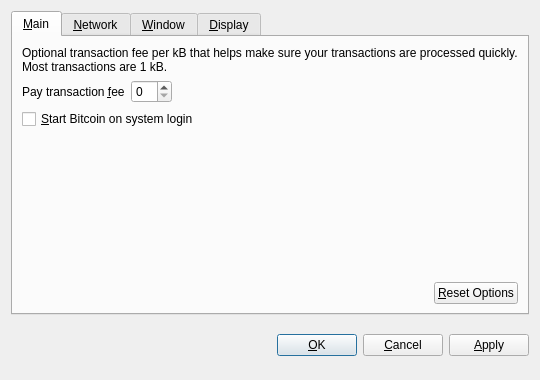
Qt form src/qt/forms/optionsdialog.ui (chadinu/coinasta) before a commit.
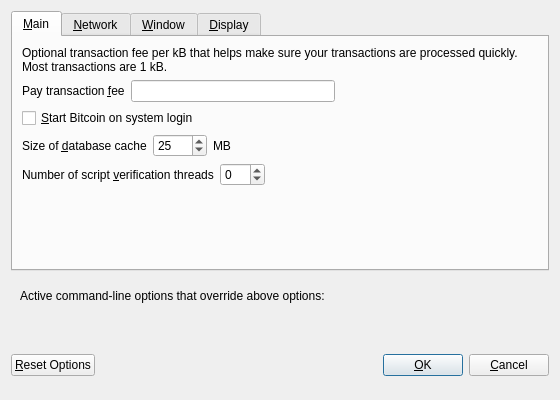
The same form after that commit. Custom widgets are drawn as their Qt base class.

```diff
--- a/src/qt/forms/optionsdialog.ui
+++ b/src/qt/forms/optionsdialog.ui
@@ -6,8 +6,8 @@
    <rect>
     <x>0</x>
     <y>0</y>
-    <width>540</width>
-    <height>380</height>
+    <width>560</width>
+    <height>400</height>
    </rect>
   </property>
   <property name="windowTitle">
@@ -19,9 +19,6 @@
   <layout class="QVBoxLayout" name="verticalLayout">
    <item>
     <widget class="QTabWidget" name="tabWidget">
-     <property name="tabPosition">
-      <enum>QTabWidget::North</enum>
-     </property>
      <property name="currentIndex">
       <number>0</number>
      </property>
@@ -86,21 +83,44 @@
          </property>
         </widget>
        </item>
-       <item>
-        <spacer name="verticalSpacer_Main">
-         <property name="orientation">
-          <enum>Qt::Vertical</enum>
-         </property>
-         <property name="sizeHint" stdset="0">
-          <size>
-           <width>20</width>
-           <height>40</height>
-          </size>
-         </property>
-        </spacer>
-       </item>
        <item>
         <layout class="QHBoxLayout" name="horizontalLayout_2_Main">
+         <item>
+          <widget class="QLabel" name="databaseCacheLabel">
+           <property name="text">
+            <string>Size of &amp;database cache</string>
+           </property>
+           <property name="textFormat">
+            <enum>Qt::PlainText</enum>
+           </property>
+           <property name="buddy">
+            <cstring>databaseCache</cstring>
+           </property>
+          </widget>
+         </item>
+         <item>
+          <widget class="QSpinBox" name="databaseCache">
+           <property name="toolTip">
+            <string>Set database cache size in megabytes (default: 25)</string>
+           </property>
+           <property name="maximum">
+            <number>1024</number>
+           </property>
+           <property name="value">
+            <number>25</number>
+           </property>
+          </widget>
+         </item>
+         <item>
+          <widget class="QLabel" name="databaseCacheUnitLabel">
+           <property name="text">
+            <string>MB</string>
+           </property>
+           <property name="textFormat">
+            <enum>Qt::PlainText</enum>
+           </property>
+          </widget>
+         </item>
          <item>
           <spacer name="horizontalSpacer_2_Main">
            <property name="orientation">
@@ -114,21 +134,64 @@
            </property>
           </spacer>
          </item>
+        </layout>
+       </item>
+       <item>
+        <layout class="QHBoxLayout" name="horizontalLayout_3_Main">
          <item>
-          <widget class="QPushButton" name="resetButton">
-           <property name="toolTip">
-            <string>Reset all client options to default.</string>
-           </property>
+          <widget class="QLabel" name="threadsScriptVerifLabel">
            <property name="text">
-            <string>&amp;Reset Options</string>
+            <string>Number of script &amp;verification threads</string>
            </property>
-           <property name="autoDefault">
-            <bool>false</bool>
+           <property name="textFormat">
+            <enum>Qt::PlainText</enum>
            </property>
+           <property name="buddy">
+            <cstring>threadsScriptVerif</cstring>
+           </property>
           </widget>
          </item>
+         <item>
+          <widget class="QSpinBox" name="threadsScriptVerif">
+           <property name="toolTip">
+            <string>Set the number of script verification threads (up to 16, 0 = auto, &lt;0 = leave that many cores free, default: 0)</string>
+           </property>
+           <property name="minimum">
+            <number>-16</number>
+           </property>
+           <property name="maximum">
+            <number>16</number>
+           </property>
+          </widget>
+         </item>
+         <item>
+          <spacer name="horizontalSpacer_3_Main">
+           <property name="orientation">
+            <enum>Qt::Horizontal</enum>
+           </property>
+           <property name="sizeHint" stdset="0">
+            <size>
+             <width>40</width>
+             <height>20</height>
+            </size>
+           </property>
+          </spacer>
+         </item>
         </layout>
        </item>
+       <item>
+        <spacer name="verticalSpacer_Main">
+         <property name="orientation">
+          <enum>Qt::Vertical</enum>
+         </property>
+         <property name="sizeHint" stdset="0">
+          <size>
+           <width>20</width>
+           <height>40</height>
+          </size>
+         </property>
+        </spacer>
+       </item>
       </layout>
      </widget>
      <widget class="QWidget" name="tabNetwork">
@@ -149,15 +212,15 @@
        <item>
         <widget class="QCheckBox" name="connectSocks">
          <property name="toolTip">
-          <string>Connect to the Bitcoin network through a SOCKS proxy (e.g. when connecting through Tor).</string>
+          <string>Connect to the Bitcoin network through a SOCKS proxy.</string>
          </property>
          <property name="text">
-          <string>&amp;Connect through SOCKS proxy:</string>
+          <string>&amp;Connect through SOCKS proxy (default proxy):</string>
          </property>
         </widget>
        </item>
        <item>
-        <layout class="QHBoxLayout" name="horizontalLayout_Network">
+        <layout class="QHBoxLayout" name="horizontalLayout_1_Network">
          <item>
           <widget class="QLabel" name="proxyIpLabel">
            <property name="text">
@@ -173,6 +236,12 @@
          </item>
          <item>
           <widget class="QValidatedLineEdit" name="proxyIp">
+           <property name="minimumSize">
+            <size>
+             <width>140</width>
+             <height>0</height>
+            </size>
+           </property>
            <property name="maximumSize">
             <size>
              <width>140</width>
@@ -180,7 +249,7 @@
             </size>
            </property>
            <property name="toolTip">
-            <string>IP address of the proxy (e.g. 127.0.0.1)</string>
+            <string>IP address of the proxy (e.g. IPv4: 127.0.0.1 / IPv6: ::1)</string>
            </property>
           </widget>
          </item>
@@ -199,6 +268,12 @@
          </item>
          <item>
           <widget class="QLineEdit" name="proxyPort">
+           <property name="minimumSize">
+            <size>
+             <width>55</width>
+             <height>0</height>
+            </size>
+           </property>
            <property name="maximumSize">
             <size>
              <width>55</width>
@@ -231,7 +306,7 @@
           </widget>
          </item>
          <item>
-          <spacer name="horizontalSpacer_Network">
+          <spacer name="horizontalSpacer_1_Network">
            <property name="orientation">
             <enum>Qt::Horizontal</enum>
            </property>
@@ -363,6 +438,16 @@
          </property>
         </widget>
        </item>
+       <item>
+        <widget class="QCheckBox" name="coinControlFeatures">
+         <property name="toolTip">
+          <string>Whether to show coin control features or not.</string>
+         </property>
+         <property name="text">
+          <string>Display coin &amp;control features (experts only)</string>
+         </property>
+        </widget>
+       </item>
        <item>
         <spacer name="verticalSpacer_Display">
          <property name="orientation">
@@ -380,8 +465,67 @@
      </widget>
     </widget>
    </item>
+   <item>
+    <widget class="QFrame" name="frame">
+     <layout class="QVBoxLayout" name="verticalLayout_Bottom">
+      <item>
+       <layout class="QHBoxLayout" name="horizontalLayout_Bottom">
+        <item>
+         <widget class="QLabel" name="overriddenByCommandLineInfoLabel">
+          <property name="text">
+           <string>Active command-line options that override above options:</string>
+          </property>
+          <property name="textFormat">
+           <enum>Qt::PlainText</enum>
+          </property>
+         </widget>
+        </item>
+        <item>
+         <spacer name="horizontalSpacer_Bottom">
+          <property name="orientation">
+           <enum>Qt::Horizontal</enum>
+          </property>
+          <property name="sizeHint" stdset="0">
+           <size>
+            <width>40</width>
+            <height>20</height>
+           </size>
+          </property>
+         </spacer>
+        </item>
+       </layout>
+      </item>
+      <item>
+       <widget class="QLabel" name="overriddenByCommandLineLabel">
+        <property name="text">
+         <string/>
+        </property>
+        <property name="textFormat">
+         <enum>Qt::PlainText</enum>
+        </property>
+        <property name="wordWrap">
+         <bool>true</bool>
+        </property>
+       </widget>
+      </item>
+     </layout>
+    </widget>
+   </item>
    <item>
     <layout class="QHBoxLayout" name="horizontalLayout_Buttons">
+     <item>
+      <widget class="QPushButton" name="resetButton">
+       <property name="toolTip">
+        <string>Reset all client options to default.</string>
+       </property>
+       <property name="text">
+        <string>&amp;Reset Options</string>
+       </property>
+       <property name="autoDefault">
+        <bool>false</bool>
+       </property>
+      </widget>
+     </item>
      <item>
       <spacer name="horizontalSpacer_1">
        <property name="orientation">
@@ -397,6 +541,12 @@
      </item>
      <item>
       <widget class="QLabel" name="statusLabel">
+       <property name="minimumSize">
+        <size>
+         <width>200</width>
+         <height>0</height>
+        </size>
+       </property>
        <property name="font">
         <font>
          <weight>75</weight>
@@ -444,16 +594,6 @@
        </property>
       </widget>
      </item>
-     <item>
-      <widget class="QPushButton" name="applyButton">
-       <property name="text">
-        <string>&amp;Apply</string>
-       </property>
-       <property name="autoDefault">
-        <bool>false</bool>
-       </property>
-      </widget>
-     </item>
     </layout>
    </item>
   </layout>
@@ -461,19 +601,20 @@
  <customwidgets>
   <customwidget>
    <class>BitcoinAmountField</class>
-   <extends>QSpinBox</extends>
+   <extends>QLineEdit</extends>
    <header>bitcoinamountfield.h</header>
+   <container>1</container>
+  </customwidget>
+  <customwidget>
+   <class>QValidatedLineEdit</class>
+   <extends>QLineEdit</extends>
+   <header>qvalidatedlineedit.h</header>
   </customwidget>
   <customwidget>
    <class>QValueComboBox</class>
    <extends>QComboBox</extends>
    <header>qvaluecombobox.h</header>
   </customwidget>
-  <customwidget>
-   <class>QValidatedLineEdit</class>
-   <extends>QLineEdit</extends>
-   <header>qvalidatedlineedit.h</header>
-  </customwidget>
  </customwidgets>
  <resources/>
  <connections/>
```
